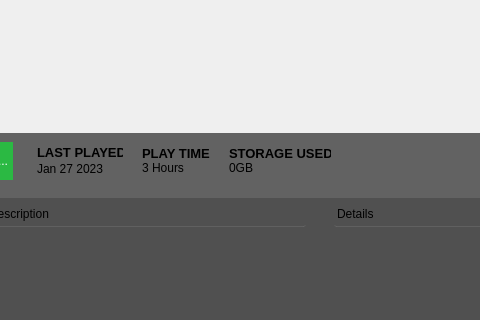
Qt form atlas/ui/views/GameView.ui (KJNeko/Atlas) before a commit; both pictures show x 172 to 652 and y 167 to 487 of the 1150 by 780 pixel window.
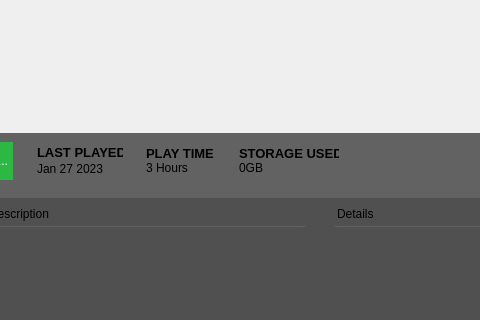
The same form after that commit. Icons and pictures are not drawn.

Commit message: fixed width offset for storage used placement

Diff of the .ui file:
```diff
--- a/atlas/ui/views/GameView.ui
+++ b/atlas/ui/views/GameView.ui
@@ -122,6 +122,12 @@
              <height>0</height>
             </size>
            </property>
+           <property name="maximumSize">
+            <size>
+             <width>100</width>
+             <height>16777215</height>
+            </size>
+           </property>
            <property name="styleSheet">
             <string notr="true">background:none;</string>
            </property>
@@ -358,10 +364,16 @@
            </property>
            <property name="minimumSize">
             <size>
-             <width>70</width>
+             <width>80</width>
              <height>0</height>
             </size>
            </property>
+           <property name="maximumSize">
+            <size>
+             <width>80</width>
+             <height>16777215</height>
+            </size>
+           </property>
            <property name="styleSheet">
             <string notr="true">background:none;</string>
            </property>
```
Left out of the diff: 251 changed lines with no effect on the pictures.
